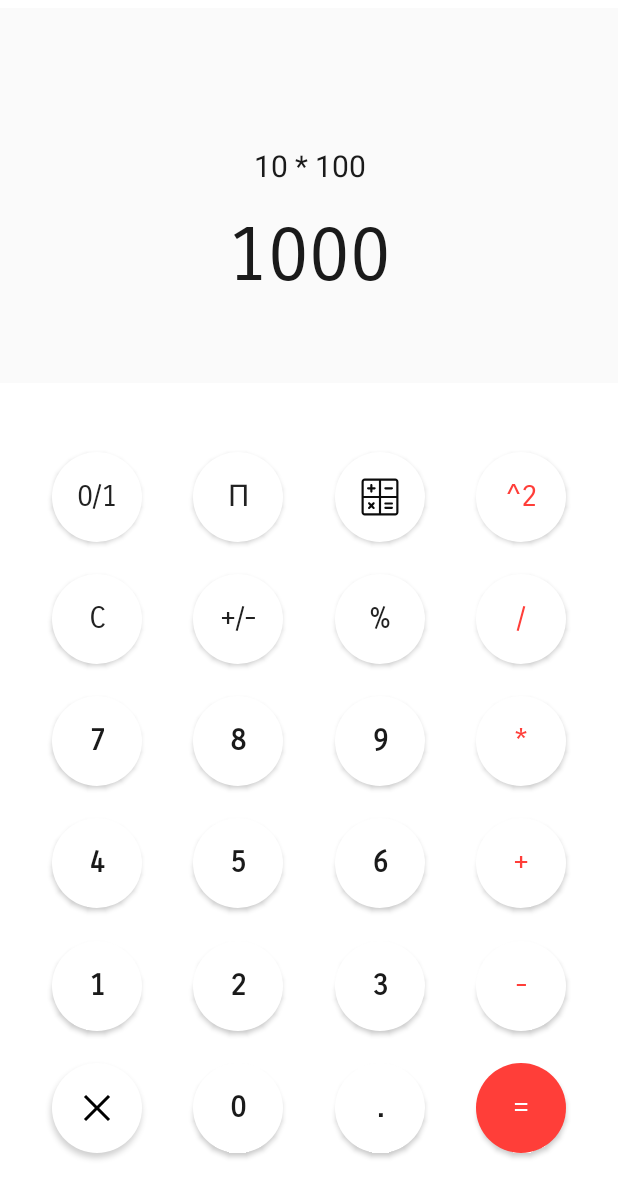
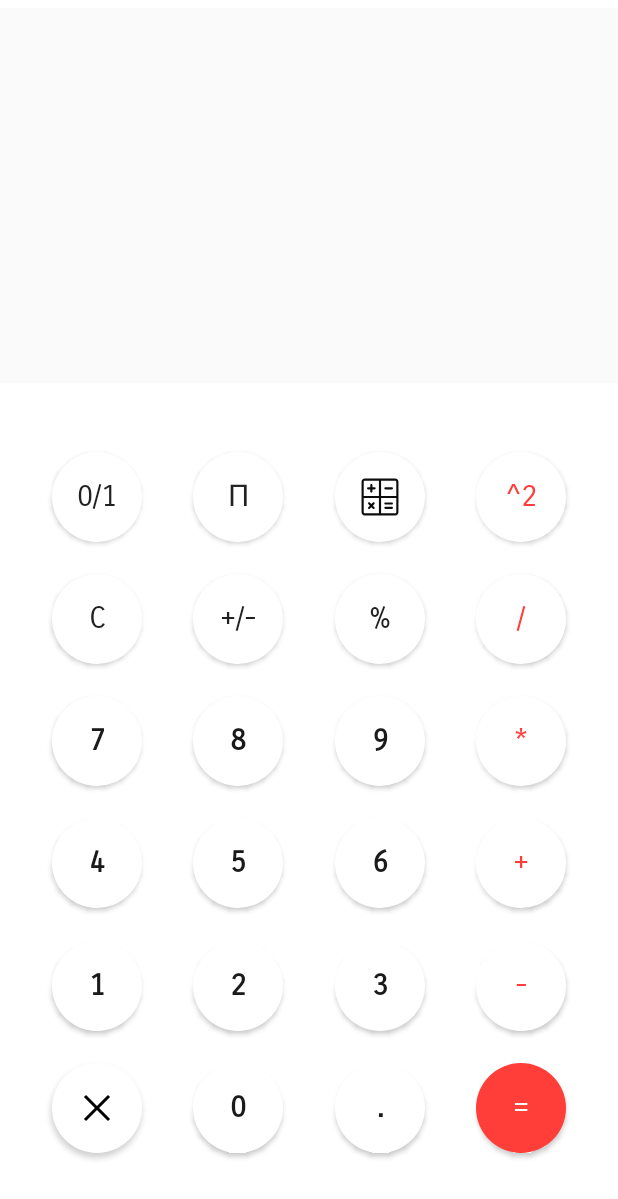
Before and after one commit to Shahad-Kadhim/Calculator-, an Android app: the layout activity_main.xml on its own in the app's theme, with its tools: preview values and no code run, on a phone screen of 412 x 824 dp. Shown: the top 1199 px of the screen. Run offline under Robolectric (Android 15) with nearby library versions, the phone set to English and light mode, and no system bars.

Commit message:
programming normal calculator

```diff
--- a/app/src/main/res/layout/activity_main.xml
+++ b/app/src/main/res/layout/activity_main.xml
@@ -22,7 +22,6 @@
         app:layout_constraintBottom_toTopOf="@+id/result"
         app:layout_constraintStart_toStartOf="@id/result"
         app:layout_constraintEnd_toEndOf="@id/result"
-        android:text="10 * 100"
         app:layout_constraintVertical_bias="0.7"
         app:layout_constraintVertical_chainStyle="packed"
         android:textColor="#1a1a1a"
@@ -34,7 +33,7 @@
         android:fontFamily="sans-serif-smallcaps"
         android:gravity="center"
         android:padding="16dp"
-        android:text="1000"
+        android:maxLines="1"
         android:textColor="#1a1a1a"
         android:textSize="50sp"
         app:layout_constraintBottom_toBottomOf="@+id/view"
@@ -117,30 +116,36 @@ app:layout_constraintStart_toStartOf="@+id/pi"
         app:layout_constraintStart_toStartOf="@id/square"
         app:layout_constraintEnd_toEndOf="@id/square"
         android:text="/"/>
+
     <androidx.appcompat.widget.AppCompatButton
         android:id="@+id/digit_four"
         style="@style/Button.digit"
+        android:onClick="addNumber"
         android:text="4"
         app:layout_constraintBottom_toTopOf="@id/digit_one"
-        app:layout_constraintTop_toBottomOf="@id/digit_seven"
+        app:layout_constraintEnd_toEndOf="@id/digit_seven"
         app:layout_constraintStart_toStartOf="@id/digit_seven"
-        app:layout_constraintEnd_toEndOf="@id/digit_seven" />
+        app:layout_constraintTop_toBottomOf="@id/digit_seven" />
+
     <androidx.appcompat.widget.AppCompatButton
         android:id="@+id/digit_five"
         style="@style/Button.digit"
+        android:onClick="addNumber"
         android:text="5"
         app:layout_constraintBottom_toTopOf="@id/digit_two"
-        app:layout_constraintTop_toBottomOf="@id/digit_eight"
+        app:layout_constraintEnd_toEndOf="@id/digit_eight"
         app:layout_constraintStart_toStartOf="@id/digit_eight"
-        app:layout_constraintEnd_toEndOf="@id/digit_eight"/>
+        app:layout_constraintTop_toBottomOf="@id/digit_eight" />
+
     <androidx.appcompat.widget.AppCompatButton
         android:id="@+id/digit_six"
         style="@style/Button.digit"
+        android:onClick="addNumber"
         android:text="6"
         app:layout_constraintBottom_toTopOf="@id/digit_three"
-        app:layout_constraintTop_toBottomOf="@id/digit_nine"
+        app:layout_constraintEnd_toEndOf="@id/digit_nine"
         app:layout_constraintStart_toStartOf="@id/digit_nine"
-        app:layout_constraintEnd_toEndOf="@id/digit_nine"/>
+        app:layout_constraintTop_toBottomOf="@id/digit_nine" />
     <androidx.appcompat.widget.AppCompatButton
         android:id="@+id/plus"
         style="@style/Button.operation"
@@ -150,30 +155,36 @@ app:layout_constraintStart_toStartOf="@+id/pi"
         app:layout_constraintStart_toStartOf="@id/mul"
         app:layout_constraintEnd_toEndOf="@id/mul"
         android:layout_marginTop="16dp" />
+
     <androidx.appcompat.widget.AppCompatButton
         android:id="@+id/digit_seven"
         style="@style/Button.digit"
+        android:onClick="addNumber"
         android:text="7"
         app:layout_constraintBottom_toTopOf="@id/digit_four"
-        app:layout_constraintTop_toBottomOf="@id/clear"
+        app:layout_constraintEnd_toEndOf="@id/clear"
         app:layout_constraintStart_toStartOf="@id/clear"
-        app:layout_constraintEnd_toEndOf="@id/clear" />
+        app:layout_constraintTop_toBottomOf="@id/clear" />
+
     <androidx.appcompat.widget.AppCompatButton
         android:id="@+id/digit_eight"
         style="@style/Button.digit"
+        android:onClick="addNumber"
         android:text="8"
         app:layout_constraintBottom_toTopOf="@id/digit_five"
-        app:layout_constraintTop_toBottomOf="@id/mul_minus"
+        app:layout_constraintEnd_toEndOf="@id/mul_minus"
         app:layout_constraintStart_toStartOf="@id/mul_minus"
-        app:layout_constraintEnd_toEndOf="@id/mul_minus"/>
+        app:layout_constraintTop_toBottomOf="@id/mul_minus" />
+
     <androidx.appcompat.widget.AppCompatButton
         android:id="@+id/digit_nine"
         style="@style/Button.digit"
+        android:onClick="addNumber"
         android:text="9"
         app:layout_constraintBottom_toTopOf="@id/digit_six"
-        app:layout_constraintTop_toBottomOf="@id/percent"
+        app:layout_constraintEnd_toEndOf="@id/percent"
         app:layout_constraintStart_toStartOf="@id/percent"
-        app:layout_constraintEnd_toEndOf="@id/percent"/>
+        app:layout_constraintTop_toBottomOf="@id/percent" />
     <androidx.appcompat.widget.AppCompatButton
         android:id="@+id/mul"
         style="@style/Button.operation"
@@ -183,30 +194,36 @@ app:layout_constraintStart_toStartOf="@+id/pi"
         app:layout_constraintStart_toStartOf="@id/div"
         app:layout_constraintEnd_toEndOf="@id/div"
         android:layout_marginTop="16dp" />
+
     <androidx.appcompat.widget.AppCompatButton
         android:id="@+id/digit_one"
         style="@style/Button.digit"
+        android:onClick="addNumber"
         android:text="1"
         app:layout_constraintBottom_toTopOf="@id/digit_delete"
-        app:layout_constraintTop_toBottomOf="@id/digit_four"
+        app:layout_constraintEnd_toEndOf="@id/digit_four"
         app:layout_constraintStart_toStartOf="@id/digit_four"
-        app:layout_constraintEnd_toEndOf="@id/digit_four" />
+        app:layout_constraintTop_toBottomOf="@id/digit_four" />
+
     <androidx.appcompat.widget.AppCompatButton
         android:id="@+id/digit_two"
         style="@style/Button.digit"
+        android:onClick="addNumber"
         android:text="2"
         app:layout_constraintBottom_toTopOf="@id/digit_zero"
-        app:layout_constraintTop_toBottomOf="@id/digit_five"
+        app:layout_constraintEnd_toEndOf="@id/digit_five"
         app:layout_constraintStart_toStartOf="@id/digit_five"
-        app:layout_constraintEnd_toEndOf="@id/digit_five"/>
+        app:layout_constraintTop_toBottomOf="@id/digit_five" />
+
     <androidx.appcompat.widget.AppCompatButton
         android:id="@+id/digit_three"
         style="@style/Button.digit"
+        android:onClick="addNumber"
         android:text="3"
         app:layout_constraintBottom_toTopOf="@id/digit_dot"
-        app:layout_constraintTop_toBottomOf="@id/digit_six"
+        app:layout_constraintEnd_toEndOf="@id/digit_six"
         app:layout_constraintStart_toStartOf="@id/digit_six"
-        app:layout_constraintEnd_toEndOf="@id/digit_six"/>
+        app:layout_constraintTop_toBottomOf="@id/digit_six" />
     <androidx.appcompat.widget.AppCompatButton
         android:id="@+id/sub"
         style="@style/Button.operation"
@@ -225,24 +242,28 @@ app:layout_constraintStart_toStartOf="@+id/pi"
         app:layout_constraintTop_toBottomOf="@id/digit_one"
         app:layout_constraintStart_toStartOf="@id/digit_one"
         app:layout_constraintEnd_toEndOf="@id/digit_one" />
+
     <androidx.appcompat.widget.AppCompatButton
         android:id="@+id/digit_zero"
         style="@style/Button.digit"
+        android:layout_marginBottom="50dp"
+        android:onClick="addNumber"
         android:text="0"
-        android:layout_marginBottom="50dp"
         app:layout_constraintBottom_toBottomOf="parent"
-        app:layout_constraintTop_toBottomOf="@id/digit_two"
+        app:layout_constraintEnd_toEndOf="@id/digit_two"
         app:layout_constraintStart_toStartOf="@id/digit_two"
-        app:layout_constraintEnd_toEndOf="@id/digit_two"/>
+        app:layout_constraintTop_toBottomOf="@id/digit_two" />
+
     <androidx.appcompat.widget.AppCompatButton
         android:id="@+id/digit_dot"
         style="@style/Button.digit"
+        android:layout_marginBottom="50dp"
+        android:onClick="addNumber"
         android:text="."
-        android:layout_marginBottom="50dp"
         app:layout_constraintBottom_toBottomOf="parent"
-        app:layout_constraintTop_toBottomOf="@id/digit_three"
+        app:layout_constraintEnd_toEndOf="@id/digit_three"
         app:layout_constraintStart_toStartOf="@id/digit_three"
-        app:layout_constraintEnd_toEndOf="@id/digit_three" />
+        app:layout_constraintTop_toBottomOf="@id/digit_three" />
     <androidx.appcompat.widget.AppCompatButton
         android:id="@+id/equal"
         style="@style/Button.operation"
```
Also changed, not shown: app/src/main/java/com/example/week9/MainActivity.kt (+116 -9 lines), app/src/main/java/com/example/week9/Operation.kt (added, +8 -0 lines).
